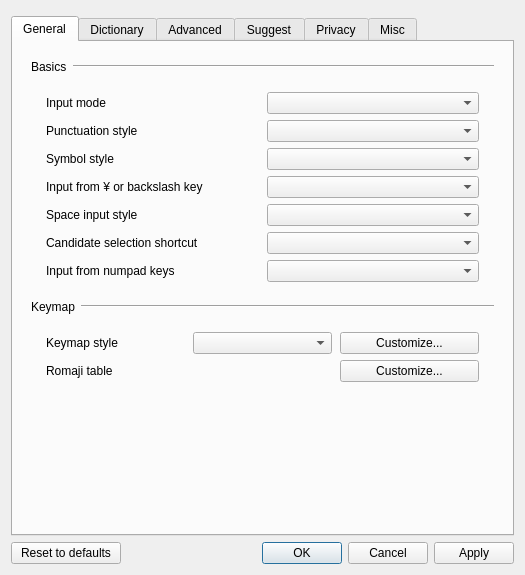
Minoru-kuma/mozkey_forubuntu_mk, file src/gui/config_dialog/config_dialog.ui: the form before one commit.
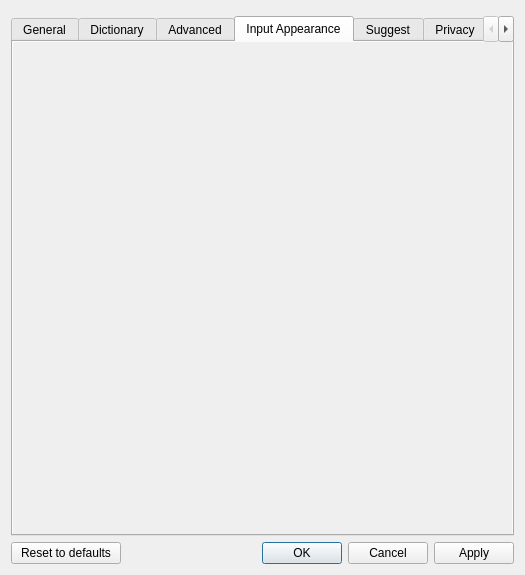
The form after the commit. The open tabs and pages were chosen to show the change. Custom widgets are drawn as their Qt base class.

Commit message: Refactor input appearance settings into a separate tab

What changed in the file:
```diff
--- a/src/gui/config_dialog/config_dialog.ui
+++ b/src/gui/config_dialog/config_dialog.ui
@@ -2522,6 +2522,82 @@
          </item>
         </layout>
        </widget>
+       <widget class="QWidget" name="inputAppearanceTab">
+        <attribute name="title">
+         <string>Input Appearance</string>
+        </attribute>
+        <layout class="QVBoxLayout" name="inputAppearanceTabLayout">
+         <property name="spacing">
+          <number>0</number>
+         </property>
+         <property name="leftMargin">
+          <number>0</number>
+         </property>
+         <property name="topMargin">
+          <number>0</number>
+         </property>
+         <property name="rightMargin">
+          <number>0</number>
+         </property>
+         <property name="bottomMargin">
+          <number>0</number>
+         </property>
+         <item>
+          <widget class="QScrollArea" name="inputAppearanceScrollArea">
+           <property name="frameShape">
+            <enum>QFrame::NoFrame</enum>
+           </property>
+           <property name="horizontalScrollBarPolicy">
+            <enum>Qt::ScrollBarAsNeeded</enum>
+           </property>
+           <property name="widgetResizable">
+            <bool>true</bool>
+           </property>
+           <property name="sizePolicy">
+            <sizepolicy hsizetype="Expanding" vsizetype="Expanding">
+             <horstretch>0</horstretch>
+             <verstretch>0</verstretch>
+            </sizepolicy>
+           </property>
+           <widget class="QWidget" name="inputAppearanceScrollAreaWidgetContents">
+            <layout class="QVBoxLayout" name="inputAppearanceContentLayout">
+             <property name="spacing">
+              <number>0</number>
+             </property>
+             <property name="leftMargin">
+              <number>9</number>
+             </property>
+             <property name="topMargin">
+              <number>9</number>
+             </property>
+             <property name="rightMargin">
+              <number>9</number>
+             </property>
+             <property name="bottomMargin">
+              <number>9</number>
+             </property>
+             <item>
+              <spacer name="inputAppearanceBottomSpacer">
+               <property name="orientation">
+                <enum>Qt::Orientation::Vertical</enum>
+               </property>
+               <property name="sizeType">
+                <enum>QSizePolicy::Policy::Maximum</enum>
+               </property>
+               <property name="sizeHint" stdset="0">
+                <size>
+                 <width>20</width>
+                 <height>12</height>
+                </size>
+               </property>
+              </spacer>
+             </item>
+            </layout>
+           </widget>
+          </widget>
+         </item>
+        </layout>
+       </widget>
        <widget class="QWidget" name="suggestionsTab">
         <attribute name="title">
          <string>Suggest</string>
```
Left out of the diff: 6 changed lines with no effect on the pictures. The commit also changes 5 other files.
